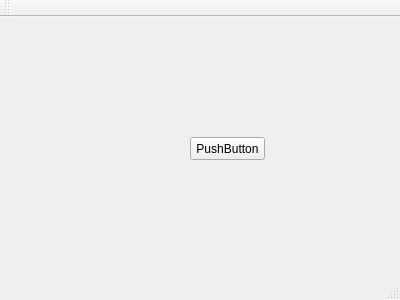
Above: src/mainwindow.ui from Crystal-Photonics/crystalTestFrameworkApp before the change. Below: the same form after it.
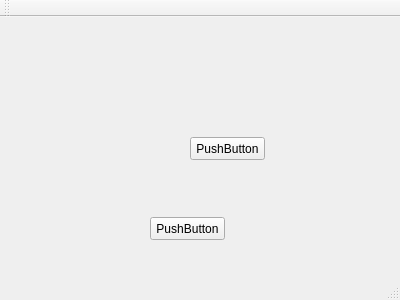
That is the form after the change.

What changed in the file:
```diff
--- a/src/mainwindow.ui
+++ b/src/mainwindow.ui
@@ -27,6 +27,19 @@
      <string>PushButton</string>
     </property>
    </widget>
+   <widget class="QPushButton" name="pushButton_2">
+    <property name="geometry">
+     <rect>
+      <x>150</x>
+      <y>200</y>
+      <width>75</width>
+      <height>23</height>
+     </rect>
+    </property>
+    <property name="text">
+     <string>PushButton</string>
+    </property>
+   </widget>
   </widget>
   <widget class="QMenuBar" name="menuBar">
    <property name="geometry">
```
